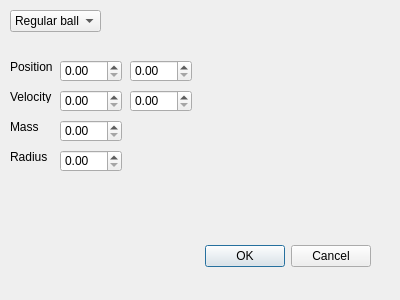
Old version of the form balls/adddialog.ui in the repository MikeKneeB/BallSimulation.
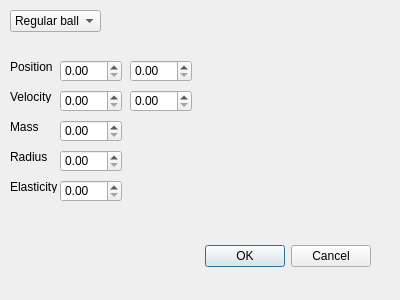
New version of the form.

Diff of the .ui file:
```diff
--- a/balls/adddialog.ui
+++ b/balls/adddialog.ui
@@ -156,6 +156,29 @@
     <string>Radius</string>
    </property>
   </widget>
+  <widget class="QDoubleSpinBox" name="doubleSpinBox_7">
+   <property name="geometry">
+    <rect>
+     <x>60</x>
+     <y>180</y>
+     <width>62</width>
+     <height>22</height>
+    </rect>
+   </property>
+  </widget>
+  <widget class="QLabel" name="label_5">
+   <property name="geometry">
+    <rect>
+     <x>10</x>
+     <y>180</y>
+     <width>47</width>
+     <height>13</height>
+    </rect>
+   </property>
+   <property name="text">
+    <string>Elasticity</string>
+   </property>
+  </widget>
  </widget>
  <resources/>
  <connections>
```
Left out of the diff: 5 changed lines with no effect on the pictures.
